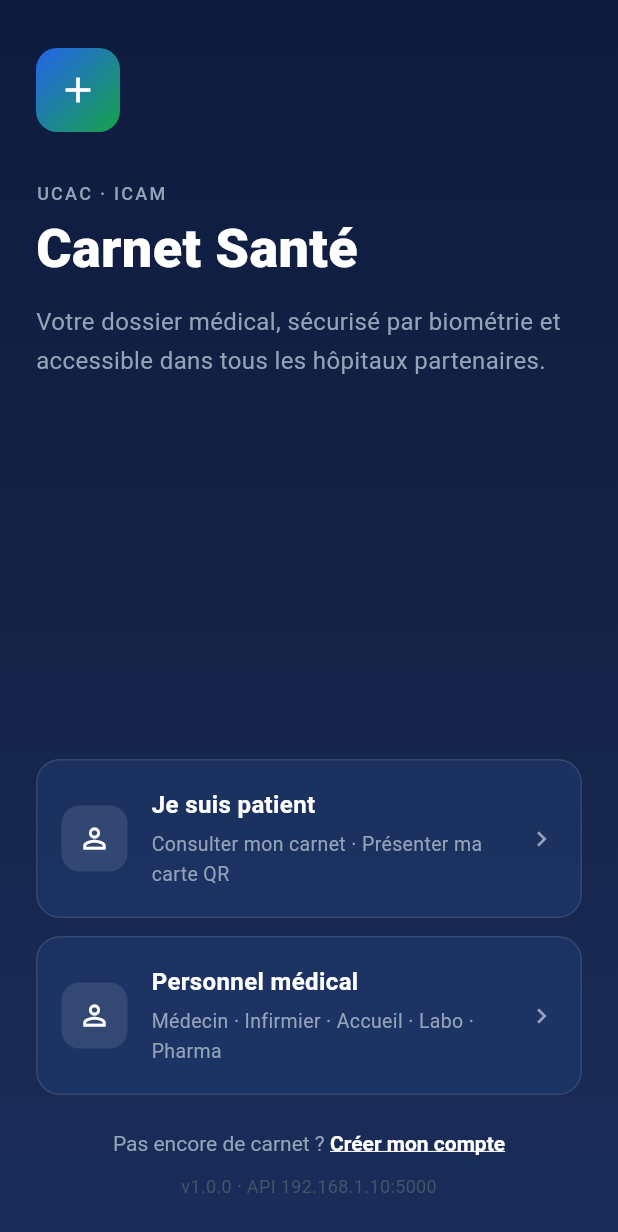
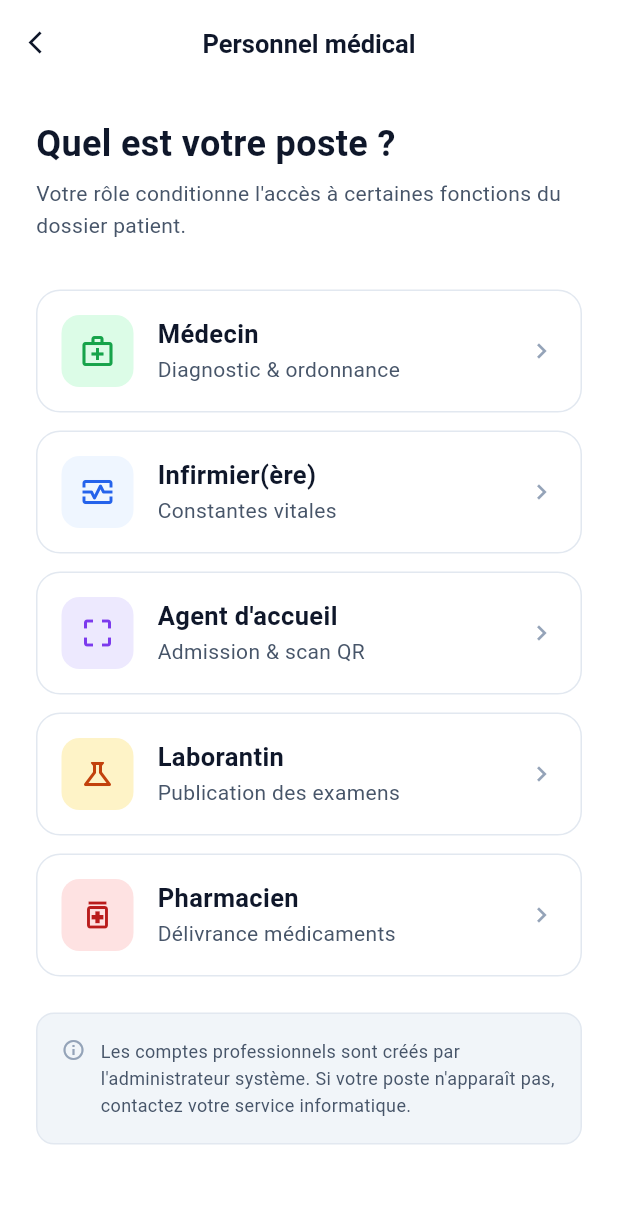
Before and after one commit to Erika049/Projet-CSN, a Flutter app: the screen it shows after launch, after a tap on "Personnel médical", on a phone screen of 412 x 824 dp. Shown: the top 1232 px of the screen. Run offline on Flutter 3.47's test engine with Material 3 defaults, Android fonts, the phone set to English and light mode, and no system bars.

Commit message:
feat(choix-poste): écran sélection rôle professionnel
- Liste des 5 rôles avec icônes colorées
- Navigation depuis splash screen
- Note information administrateur

```diff
--- /dev/null
+++ b/FrontEnd/lib/features/auth/presentation/screens/choix_poste_screen.dart
@@ -0,0 +1,184 @@
+import 'package:flutter/material.dart';
+import '../../../../core/theme/theme.dart';
+
+enum RolePro {
+  medecin,
+  infirmier,
+  accueil,
+  laborantin,
+  pharmacien,
+}
+
+class ChoixPosteScreen extends StatelessWidget {
+  const ChoixPosteScreen({super.key});
+
+  @override
+  Widget build(BuildContext context) {
+    return Scaffold(
+      backgroundColor: AppColors.backgroundWhite,
+      appBar: AppBar(
+        leading: IconButton(
+          icon: const Icon(Icons.arrow_back_ios, size: 18),
+          onPressed: () => Navigator.pop(context),
+        ),
+        title: const Text('Personnel médical'),
+      ),
+      body: SingleChildScrollView(
+        padding: const EdgeInsets.symmetric(horizontal: 24, vertical: 24),
+        child: Column(
+          crossAxisAlignment: CrossAxisAlignment.start,
+          children: [
+            const Text('Quel est votre poste ?', style: AppTextStyles.h2),
+            const SizedBox(height: 8),
+            const Text(
+              "Votre rôle conditionne l'accès à certaines fonctions du dossier patient.",
+              style: AppTextStyles.bodyMedium,
+            ),
+            const SizedBox(height: 32),
+
+            _PosteCard(
+              icon: Icons.medical_services_outlined,
+              iconColor: AppColors.roleMedecin,
+              iconBg: const Color(0xFFDCFCE7),
+              title: 'Médecin',
+              subtitle: 'Diagnostic & ordonnance',
+              role: RolePro.medecin,
+            ),
+            const SizedBox(height: 12),
+            _PosteCard(
+              icon: Icons.monitor_heart_outlined,
+              iconColor: AppColors.primary,
+              iconBg: AppColors.primaryLight,
+              title: 'Infirmier(ère)',
+              subtitle: 'Constantes vitales',
+              role: RolePro.infirmier,
+            ),
+            const SizedBox(height: 12),
+            _PosteCard(
+              icon: Icons.crop_free,
+              iconColor: const Color(0xFF7C3AED),
+              iconBg: const Color(0xFFEDE9FE),
+              title: "Agent d'accueil",
+              subtitle: 'Admission & scan QR',
+              role: RolePro.accueil,
+            ),
+            const SizedBox(height: 12),
+            _PosteCard(
+              icon: Icons.science_outlined,
+              iconColor: AppColors.roleLaborantin,
+              iconBg: const Color(0xFFFEF3C7),
+              title: 'Laborantin',
+              subtitle: 'Publication des examens',
+              role: RolePro.laborantin,
+            ),
+            const SizedBox(height: 12),
+            _PosteCard(
+              icon: Icons.medication_outlined,
+              iconColor: AppColors.rolePharmacien,
+              iconBg: const Color(0xFFFEE2E2),
+              title: 'Pharmacien',
+              subtitle: 'Délivrance médicaments',
+              role: RolePro.pharmacien,
+            ),
+
+            const SizedBox(height: 24),
+
+            // Note information
+            Container(
+              padding: const EdgeInsets.all(16),
+              decoration: BoxDecoration(
+                color: AppColors.surfaceLight,
+                borderRadius: BorderRadius.circular(12),
+                border: Border.all(color: AppColors.border),
+              ),
+              child: Row(
+                crossAxisAlignment: CrossAxisAlignment.start,
+                children: [
+                  const Icon(
+                    Icons.info_outline,
+                    size: 16,
+                    color: AppColors.textLight,
+                  ),
+                  const SizedBox(width: 10),
+                  Expanded(
+                    child: Text(
+                      "Les comptes professionnels sont créés par l'administrateur système. Si votre poste n'apparaît pas, contactez votre service informatique.",
+                      style: AppTextStyles.bodySmall.copyWith(
+                        color: AppColors.textMedium,
+                        height: 1.5,
+                      ),
+                    ),
+                  ),
+                ],
+              ),
+            ),
+          ],
+        ),
+      ),
+    );
+  }
+}
+
+class _PosteCard extends StatelessWidget {
+  final IconData icon;
+  final Color iconColor;
+  final Color iconBg;
+  final String title;
+  final String subtitle;
+  final RolePro role;
+
+  const _PosteCard({
+    required this.icon,
+    required this.iconColor,
+    required this.iconBg,
+    required this.title,
+    required this.subtitle,
+    required this.role,
+  });
+
+  @override
+  Widget build(BuildContext context) {
+    return GestureDetector(
+      onTap: () {
+        // Navigation vers login biométrique selon le rôle
+      },
+      child: Container(
+        padding: const EdgeInsets.symmetric(horizontal: 16, vertical: 16),
+        decoration: BoxDecoration(
+          color: AppColors.backgroundWhite,
+          borderRadius: BorderRadius.circular(16),
+          border: Border.all(color: AppColors.border),
+        ),
+        child: Row(
+          children: [
+            Container(
+              width: 48,
+              height: 48,
+              decoration: BoxDecoration(
+                color: iconBg,
+                borderRadius: BorderRadius.circular(12),
+              ),
+              child: Icon(icon, color: iconColor, size: 24),
+            ),
+            const SizedBox(width: 16),
+            Expanded(
+              child: Column(
+                crossAxisAlignment: CrossAxisAlignment.start,
+                children: [
+                  Text(title, style: AppTextStyles.h4),
+                  const SizedBox(height: 2),
+                  Text(subtitle, style: AppTextStyles.bodyMedium),
+                ],
+              ),
+            ),
+            const Icon(
+              Icons.chevron_right,
+              color: AppColors.textLight,
+              size: 20,
+            ),
+          ],
+        ),
+      ),
+    );
+  }
+}
--- a/FrontEnd/lib/features/auth/presentation/screens/splash_screen.dart
+++ b/FrontEnd/lib/features/auth/presentation/screens/splash_screen.dart
@@ -1,5 +1,6 @@
 import 'package:flutter/material.dart';
 import '../../../../core/theme/theme.dart';
+import 'choix_poste_screen.dart';
 
 class SplashScreen extends StatelessWidget {
   const SplashScreen({super.key});
@@ -95,7 +96,14 @@ class SplashScreen extends StatelessWidget {
                   icon: Icons.person_outline,
                   title: 'Personnel médical',
                   subtitle: 'Médecin · Infirmier · Accueil · Labo · Pharma',
-                  onTap: () {},
+                  onTap: () {
+                    Navigator.push(
+                      context,
+                      MaterialPageRoute(
+                        builder: (_) => const ChoixPosteScreen(),
+                      ),
+                    );
+                  },
                 ),
 
                 const SizedBox(height: 24),
```
Also changed, not shown: 1 other file.
